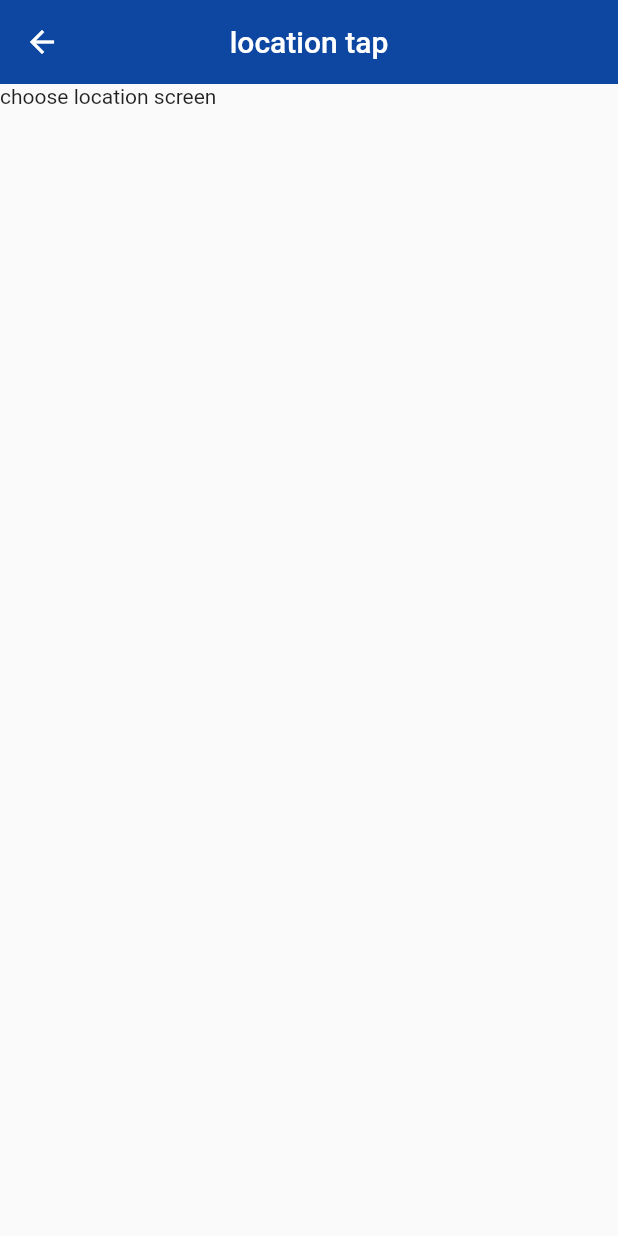
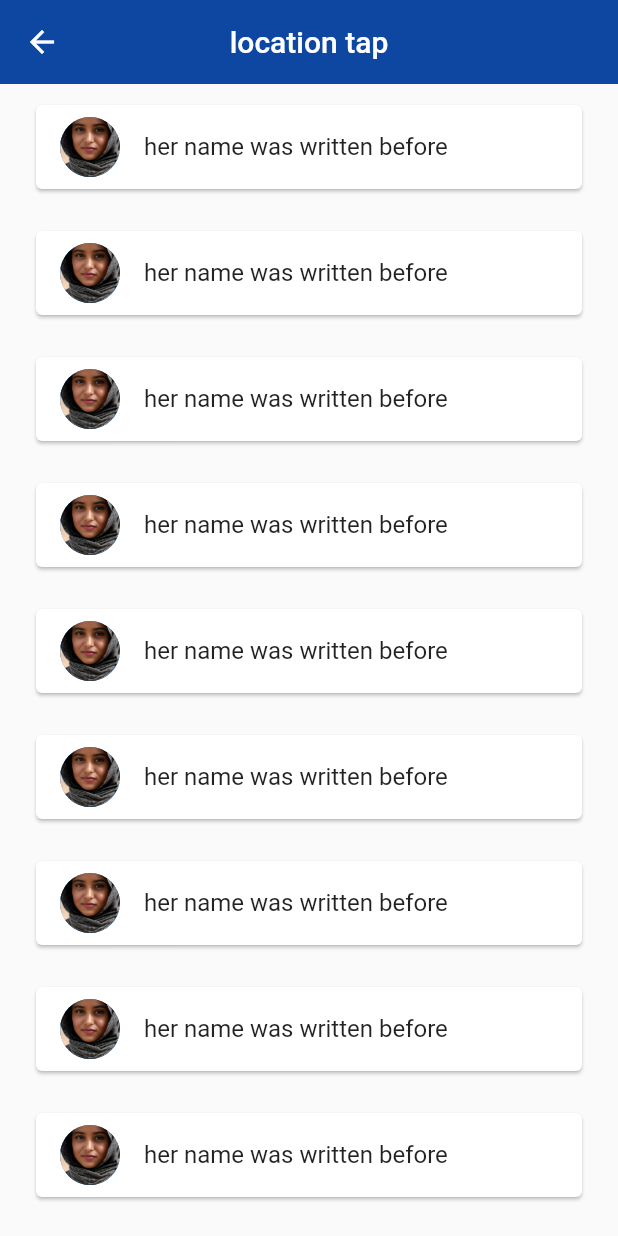
Before and after one commit to mihret1/mobileApp--flutter, a Flutter app: the Homee screen opened by its route, after a tap on "edit location", on a phone screen of 412 x 824 dp. Run offline on Flutter 3.47's test engine with Material 2 defaults, Android fonts, the phone set to English and light mode, and no system bars; missing offline and left inert: dart:js.

Commit message:
add the listview and listile

```diff
--- a/flutter_application_1/lib/main.dart
+++ b/flutter_application_1/lib/main.dart
@@ -381,7 +381,7 @@ import 'package:flutter_application_1/pages/loading.dart';
 void main(){
   runApp(MaterialApp(
     // home: Homee(),
-    initialRoute: '/home',
+    initialRoute: '/location',
     routes: {
       '/':(context)=>Loading(),
       '/home':(context) => Homee(),
--- a/flutter_application_1/lib/pages/choose_location.dart
+++ b/flutter_application_1/lib/pages/choose_location.dart
@@ -17,7 +17,21 @@ class _ChooseLocationState extends State<ChooseLocation> {
       centerTitle: true,
       elevation: 0,
       ),
-      body: Text('choose location screen'),
+      body: ListView.builder(
+        itemCount:10,
+        itemBuilder: (context,index){
+          return Padding(
+            padding: EdgeInsets.symmetric(horizontal: 20,vertical: 10),
+            child: Card(
+              child: ListTile(
+                onTap: (){},
+                leading: CircleAvatar(backgroundImage: AssetImage('assets/fiverr.jpg')),
+                title: Text('her name was written before'),
+              ),
+            ),
+            );
+        }
+        ),
     );
   }
 }
--- a/flutter_application_1/pubspec.yaml
+++ b/flutter_application_1/pubspec.yaml
@@ -34,6 +34,7 @@ dependencies:
   # The following adds the Cupertino Icons font to your application.
   # Use with the CupertinoIcons class for iOS style icons.
   cupertino_icons: ^1.0.2
+  http: ^0.13.5
 
 dev_dependencies:
   flutter_test:
```
Also changed, not shown: flutter_application_1/pubspec.lock.
